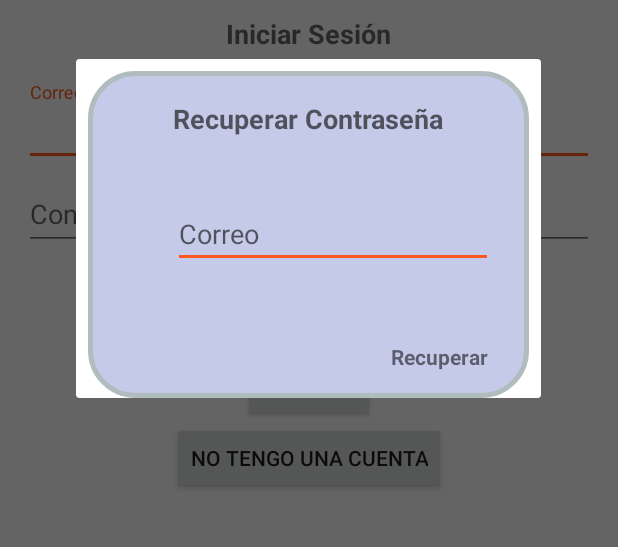
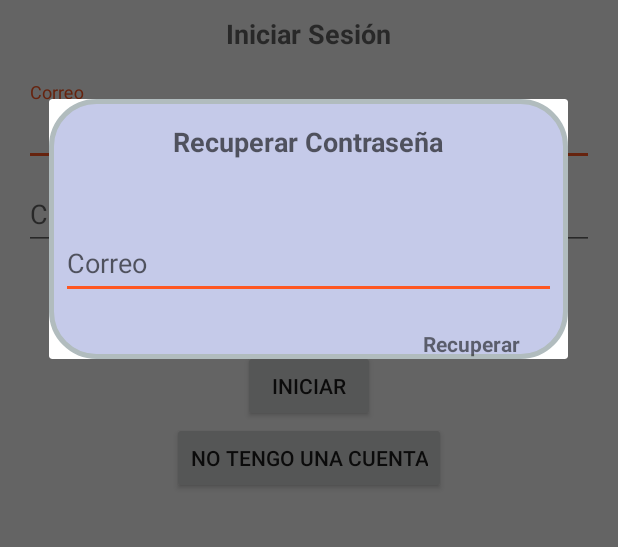
Before and after one commit to ArkantosC/todo-app, an Android app: the screen it shows after launch (AuthActivity), after a tap on "Olvidé mi contraseña", on a phone screen of 412 x 824 dp, the part 389-936 px from its top. Run offline under Robolectric (Android 15) with nearby library versions, the phone set to English and light mode, and no system bars; our stand-ins replace Firebase (no records; nobody signed in at launch, a user with empty details on screens opened directly).

Commit message:
Reto 3: Recuperar contraseña terminado!

```diff
--- a/app/src/main/java/co/devhack/todoapp/domain/usecase/UserUseCase.java
+++ b/app/src/main/java/co/devhack/todoapp/domain/usecase/UserUseCase.java
@@ -11,5 +11,6 @@ public interface UserUseCase {
 
     void login(String email, String password, boolean remember, Callback<User> callback);
     void signUp(String fullName, String email, String password, Callback<User> callbakc);
+    void recoverPassword(String email, Callback<User> callback);
 
 }
--- /dev/null
+++ b/app/src/main/java/co/devhack/todoapp/presentation/presenter/RecoverPasswordContract.java
@@ -0,0 +1,18 @@
+package co.devhack.todoapp.presentation.presenter;
+
+/**
+ * Created by diegocortes on 12/4/17.
+ */
+
+public interface RecoverPasswordContract {
+
+    interface View {
+        void goToLoginFragment();
+        void showMessageError(Exception error);
+    }
+
+    interface UserActionListener {
+        void onRecoverPassword(String email);
+    }
+
+}
--- /dev/null
+++ b/app/src/main/java/co/devhack/todoapp/presentation/presenter/RecoverPasswordPresenter.java
@@ -0,0 +1,38 @@
+package co.devhack.todoapp.presentation.presenter;
+
+import co.devhack.todoapp.domain.model.User;
+import co.devhack.todoapp.domain.usecase.UserUseCase;
+import co.devhack.todoapp.domain.usecase.impl.UserUseCaseImpl;
+import co.devhack.todoapp.helpers.Callback;
+
+/**
+ * Created by diegocortes on 12/4/17.
+ */
+
+public class RecoverPasswordPresenter implements RecoverPasswordContract.UserActionListener {
+
+    private RecoverPasswordContract.View view;
+    private UserUseCase userUseCase;
+
+    public RecoverPasswordPresenter(RecoverPasswordContract.View view) {
+        this.view = view;
+        this.userUseCase = new UserUseCaseImpl();
+    }
+
+    @Override
+    public void onRecoverPassword(String email) {
+
+        userUseCase.recoverPassword(email, new Callback<User>() {
+            @Override
+            public void success(User result) {
+                view.goToLoginFragment();
+            }
+
+            @Override
+            public void error(Exception error) {
+                view.showMessageError(error);
+            }
+        });
+
+    }
+}
--- a/app/src/main/java/co/devhack/todoapp/presentation/view/fragment/LoginFragment.java
+++ b/app/src/main/java/co/devhack/todoapp/presentation/view/fragment/LoginFragment.java
@@ -81,7 +81,7 @@ public class LoginFragment extends Fragment implements LoginContract.View, View.
     }
 
     public void goToRecoveryPassword() {
-        RecoverPasswordFragment recoverPasswordFragment = RecoverPasswordFragment.getInstace();
+        RecoverPasswordFragment recoverPasswordFragment = RecoverPasswordFragment.getInstance();
         recoverPasswordFragment.show(getFragmentManager(), null);
     }
 
--- a/app/src/main/java/co/devhack/todoapp/presentation/view/fragment/RecoverPasswordFragment.java
+++ b/app/src/main/java/co/devhack/todoapp/presentation/view/fragment/RecoverPasswordFragment.java
@@ -2,36 +2,90 @@ package co.devhack.todoapp.presentation.view.fragment;
 
 
 import android.os.Bundle;
+import android.support.design.widget.Snackbar;
 import android.support.v4.app.DialogFragment;
 import android.support.v4.app.Fragment;
 import android.view.LayoutInflater;
 import android.view.View;
 import android.view.ViewGroup;
+import android.widget.EditText;
 import android.widget.TextView;
 
 import co.devhack.todoapp.R;
+import co.devhack.todoapp.helpers.Utilities;
+import co.devhack.todoapp.presentation.presenter.RecoverPasswordContract;
+import co.devhack.todoapp.presentation.presenter.RecoverPasswordPresenter;
 
 /**
  * A simple {@link Fragment} subclass.
  */
-public class RecoverPasswordFragment extends DialogFragment {
+public class RecoverPasswordFragment extends DialogFragment implements RecoverPasswordContract.View, View.OnClickListener {
 
+    private RecoverPasswordContract.UserActionListener mActionListener;
+    private EditText etEmailRecoverPassword;
+    private TextView tvRecover;
 
     public RecoverPasswordFragment() {
         // Required empty public constructor
     }
 
+    public static RecoverPasswordFragment getInstance() {
+        return new RecoverPasswordFragment();
+    }
 
     @Override
     public View onCreateView(LayoutInflater inflater, ViewGroup container,
                              Bundle savedInstanceState) {
         View view = inflater.inflate(R.layout.fragment_recover_password, container, false);
+
+        mActionListener = new RecoverPasswordPresenter(this);
+
+        etEmailRecoverPassword = view.findViewById(R.id.etEmailRecoverPassword);
+        tvRecover = view.findViewById(R.id.tvRecover);
+
+        tvRecover.setOnClickListener(this);
+
         return view;
     }
 
-    public static RecoverPasswordFragment getInstace() {
-        return new RecoverPasswordFragment();
+    @Override
+    public void goToLoginFragment() {
+        getFragmentManager().popBackStack();
+
     }
 
+    @Override
+    public void showMessageError(Exception error) {
+        Snackbar.make(getView(), error.getMessage(), Snackbar.LENGTH_LONG).show();
+    }
 
+    private void onRecoverPassword() {
+        try {
+            boolean result = true;
+
+            String email = etEmailRecoverPassword.getText().toString();
+
+            if (Utilities.isEmpty(email)) {
+                etEmailRecoverPassword.setError("Es requerido");
+                etEmailRecoverPassword.setEnabled(true);
+            } else {
+                etEmailRecoverPassword.setError(null);
+                etEmailRecoverPassword.setEnabled(false);
+            }
+
+            if (result) {
+                mActionListener.onRecoverPassword(email);
+            }
+
+        } catch (Exception e) {}
+    }
+
+    @Override
+    public void onClick(View view) {
+        switch (view.getId()) {
+            case R.id.tvRecover:
+                onRecoverPassword();
+                break;
+        }
+    }
 }
--- a/app/src/main/java/co/devhack/todoapp/respository/impl/UserRepository.java
+++ b/app/src/main/java/co/devhack/todoapp/respository/impl/UserRepository.java
@@ -12,5 +12,6 @@ import co.devhack.todoapp.helpers.Callback;
 public interface UserRepository {
 
     void login(String email, String password, Callback<User> callback);
-    void signUp(User user, Callback<User> callbakc);
+    void signUp(User user, Callback<User> callback);
+    void recoverPassword(String email, Callback<User> callback);
 }
--- a/app/src/main/res/layout/fragment_recover_password.xml
+++ b/app/src/main/res/layout/fragment_recover_password.xml
@@ -3,53 +3,57 @@
     xmlns:app="http://schemas.android.com/apk/res-auto"
     xmlns:tools="http://schemas.android.com/tools"
     android:layout_width="match_parent"
-    android:layout_height="match_parent">
-
-
-    <RelativeLayout
-        android:id="@+id/relativeLayout"
-        android:layout_width="294dp"
-        android:layout_height="218dp"
-        android:layout_marginEnd="8dp"
-        android:layout_marginStart="8dp"
-        android:layout_marginTop="8dp"
+    android:layout_height="match_parent"
     android:background="@drawable/layout_border_rounded"
-        app:layout_constraintEnd_toEndOf="parent"
-        app:layout_constraintHorizontal_bias="0.689"
-        app:layout_constraintStart_toStartOf="parent"
-        app:layout_constraintTop_toTopOf="parent">
+    android:id="@+id/clRecoverPassword">
 
     <TextView
         android:id="@+id/textView7"
         android:layout_width="wrap_content"
-            android:layout_height="wrap_content"
+        android:layout_height="30dp"
         android:layout_alignParentTop="true"
         android:layout_centerHorizontal="true"
-            android:layout_marginTop="19dp"
-            android:text="Recuperar Contraseña"
+        android:layout_marginEnd="8dp"
+        android:layout_marginStart="8dp"
+        android:layout_marginTop="16dp"
+        android:text="@string/recover_password"
         android:textAppearance="?android:textAppearanceMedium"
-            android:textStyle="bold" />
+        android:textStyle="bold"
+        app:layout_constraintEnd_toEndOf="parent"
+        app:layout_constraintStart_toStartOf="parent"
+        app:layout_constraintTop_toTopOf="parent" />
 
     <EditText
-            android:id="@+id/editText2"
-            android:layout_width="wrap_content"
-            android:layout_height="wrap_content"
+        android:id="@+id/etEmailRecoverPassword"
+        android:layout_width="330dp"
+        android:layout_height="47dp"
         android:layout_alignStart="@+id/textView7"
         android:layout_centerVertical="true"
+        android:layout_marginEnd="8dp"
+        android:layout_marginStart="8dp"
+        android:layout_marginTop="40dp"
         android:ems="10"
         android:hint="Correo"
-            android:inputType="textPersonName" />
+        android:inputType="textPersonName"
+        app:layout_constraintEnd_toEndOf="parent"
+        app:layout_constraintStart_toStartOf="parent"
+        app:layout_constraintTop_toBottomOf="@+id/textView7" />
 
     <TextView
-            android:id="@+id/textView8"
+        android:id="@+id/tvRecover"
         android:layout_width="wrap_content"
-            android:layout_height="wrap_content"
+        android:layout_height="20dp"
         android:layout_alignParentBottom="true"
         android:layout_alignParentEnd="true"
-            android:layout_marginBottom="18dp"
-            android:layout_marginEnd="27dp"
+        android:layout_marginEnd="8dp"
+        android:layout_marginStart="8dp"
+        android:layout_marginTop="20dp"
         android:clickable="true"
         android:text="Recuperar"
-            android:textStyle="bold" />
-    </RelativeLayout>
+        android:textStyle="bold"
+        app:layout_constraintEnd_toEndOf="parent"
+        app:layout_constraintHorizontal_bias="0.91"
+        app:layout_constraintStart_toStartOf="parent"
+        app:layout_constraintTop_toBottomOf="@+id/etEmailRecoverPassword" />
+
 </android.support.constraint.ConstraintLayout>
--- a/app/src/main/res/values/strings.xml
+++ b/app/src/main/res/values/strings.xml
@@ -19,4 +19,5 @@
     <!-- TODO: Remove or change this placeholder text -->
     <string name="hello_blank_fragment">Hello blank fragment</string>
     <string name="is_required">Es requerido</string>
+    <string name="recover_password">Recuperar Contraseña</string>
 </resources>
```
Also changed, not shown: app/src/main/java/co/devhack/todoapp/domain/usecase/impl/UserUseCaseImpl.java (+15 -0 lines), app/src/main/java/co/devhack/todoapp/respository/impl/UserFirebaseRepository.java (+19 -0 lines). Lines whose indentation alone changed are shown as unchanged.
